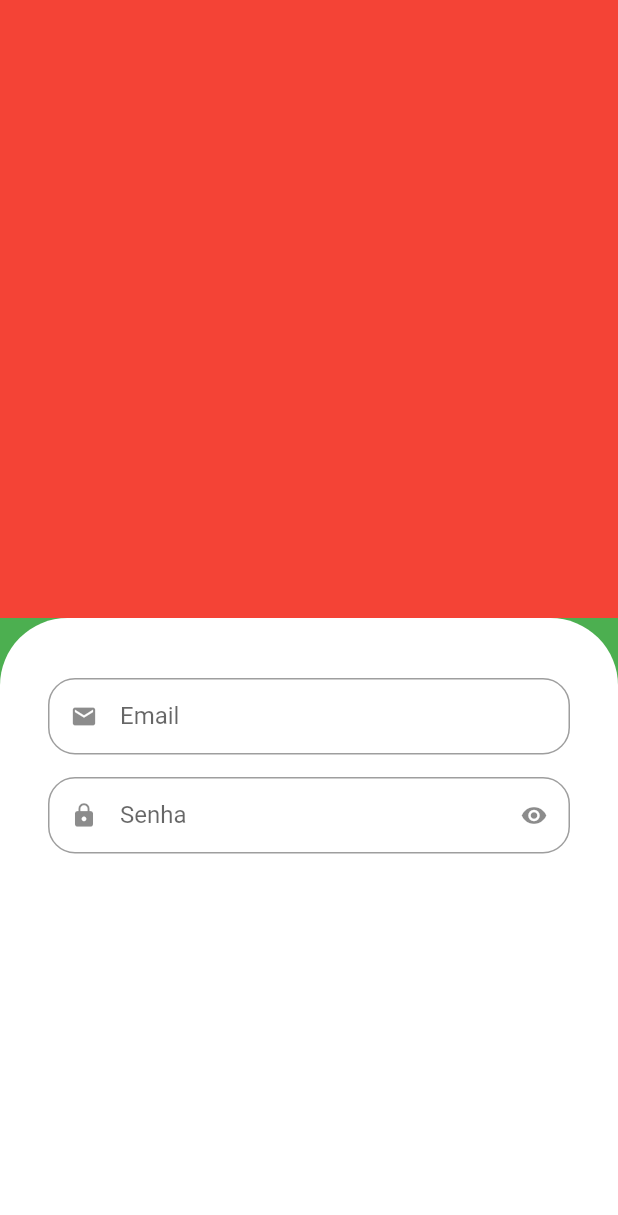
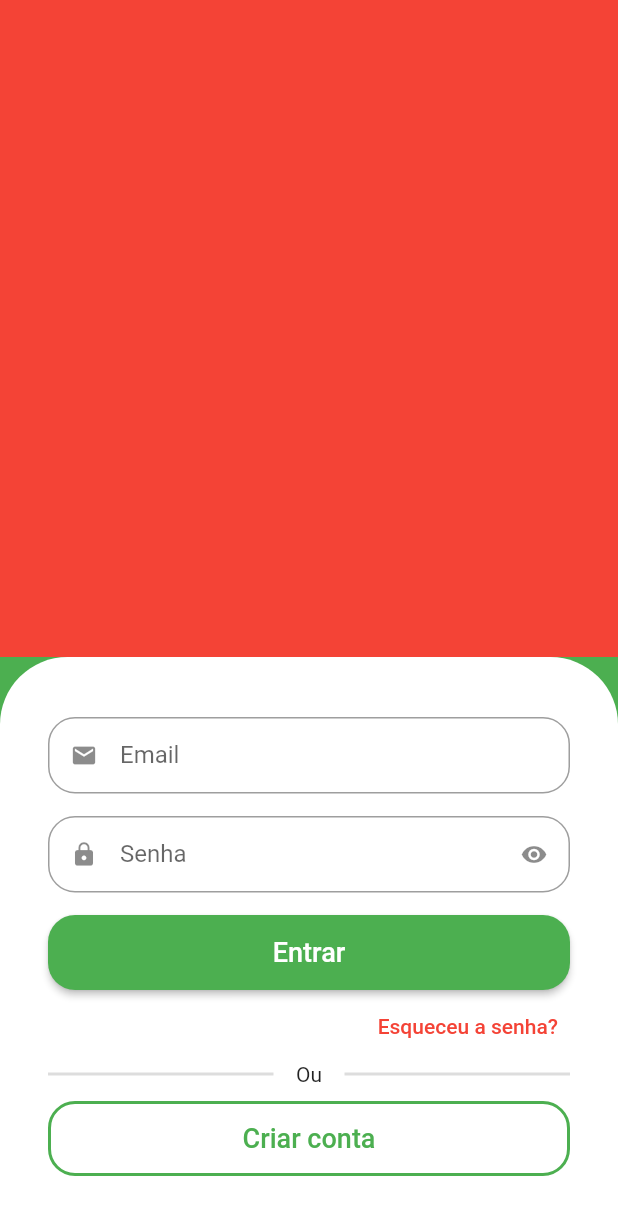
Before and after one commit to roballlan/greengrocer, a Flutter app: the screen it shows after launch, on a phone screen of 412 x 824 dp. Shown: the top 1215 px of the screen. Run offline on Flutter 3.47's test engine with Material 2 defaults, Android fonts, the phone set to English and light mode, and no system bars.

Commit message:
criei os a interface de login

```diff
--- a/lib/src/auth/components/custom_text_field.dart
+++ b/lib/src/auth/components/custom_text_field.dart
@@ -3,13 +3,13 @@ import 'package:flutter/material.dart';
 class CustomTextField extends StatefulWidget {
   final IconData icon;
   final String label;
-   bool isObscure;
+  final bool isSecret;
 
-   CustomTextField({
+  const CustomTextField({
     Key? key,
     required this.icon,
     required this.label,
-    this.isObscure = false,
+    this.isSecret = false,
   }) : super(key: key);
 
   @override
@@ -17,25 +17,32 @@ class CustomTextField extends StatefulWidget {
 }
 
 class _CustomTextFieldState extends State<CustomTextField> {
+  bool isObscure = false;
 
+  @override
+  void initState() {
+    super.initState();
 
+    isObscure = widget.isSecret;
+  }
 
   @override
   Widget build(BuildContext context) {
     return Padding(
       padding: const EdgeInsets.only(bottom: 15),
       child: TextFormField(
-        obscureText: widget.isObscure,
+        obscureText: isObscure,
         decoration: InputDecoration(
             prefixIcon: Icon(widget.icon),
-            suffixIcon: widget.isObscure
+            suffixIcon: widget.isSecret
                 ? IconButton(
                     onPressed: () {
                       setState(() {
-                        widget.isObscure = !widget.isObscure;
+                        isObscure = !isObscure;
                       });
                     },
-                    icon: const Icon(Icons.visibility))
+                    icon: Icon(
+                        isObscure ? Icons.visibility : Icons.visibility_off))
                 : null,
             labelText: widget.label,
             isDense: true,
--- a/lib/src/auth/sign_in_screen.dart
+++ b/lib/src/auth/sign_in_screen.dart
@@ -16,25 +16,82 @@ class SignInScreen extends StatelessWidget {
               color: Colors.red,
             ),
           ),
-          Expanded(
-            child: Container(
+          Container(
             padding: const EdgeInsets.symmetric(horizontal: 32, vertical: 40),
             decoration: const BoxDecoration(
                 color: Colors.white,
-                  borderRadius:
-                      BorderRadius.vertical(top: Radius.circular(45))),
-              child: Column(children: [
-                CustomTextField(
+                borderRadius: BorderRadius.vertical(top: Radius.circular(45))),
+            child: Column(
+                crossAxisAlignment: CrossAxisAlignment.stretch,
+                children: [
+                  const CustomTextField(
                     icon: Icons.email,
                     label: 'Email',
                   ),
-                CustomTextField(
+                  const CustomTextField(
                     icon: Icons.lock,
                     label: 'Senha',
-                  isObscure: true,
+                    isSecret: true,
                   ),
+                  SizedBox(
+                    height: 50,
+                    child: ElevatedButton(
+                        style: ElevatedButton.styleFrom(
+                            shape: RoundedRectangleBorder(
+                                borderRadius: BorderRadius.circular(18))),
+                        onPressed: () {},
+                        child: const Text(
+                          'Entrar',
+                          style: TextStyle(fontSize: 18),
+                        )),
+                  ),
+                  Align(
+                    alignment: Alignment.centerRight,
+                    child: TextButton(
+                        onPressed: () {},
+                        child: const Text(
+                          'Esqueceu a senha?',
+                          style: TextStyle(color: Colors.red),
+                        )),
+                  ),
+                  Padding(
+                    padding: const EdgeInsets.only(bottom: 10),
+                    child: Row(
+                      children: [
+                        Expanded(
+                          child: Divider(
+                            color: Colors.grey.withAlpha(90),
+                            thickness: 2,
+                          ),
+                        ),
+                        const Padding(
+                          padding: EdgeInsets.symmetric(horizontal: 15),
+                          child: Text('Ou'),
+                        ),
+                        Expanded(
+                          child: Divider(
+                            color: Colors.grey.withAlpha(90),
+                            thickness: 2,
+                          ),
+                        ),
+                      ],
+                    ),
+                  ),
+                  SizedBox(
+                    height: 50,
+                    child: OutlinedButton(
+                        style: OutlinedButton.styleFrom(
+                            shape: RoundedRectangleBorder(
+                                borderRadius: BorderRadius.circular(18)),
+                            side: const BorderSide(
+                                width: 2, color: Colors.green)),
+                        onPressed: () {},
+                        child: const Text(
+                          'Criar conta',
+                          style: TextStyle(fontSize: 18),
+                        )),
+                  )
                 ]),
-            ),
           ),
         ],
       ),
```
Also changed, not shown: pubspec.lock, 1 other file. Lines whose indentation alone changed are shown as unchanged.
